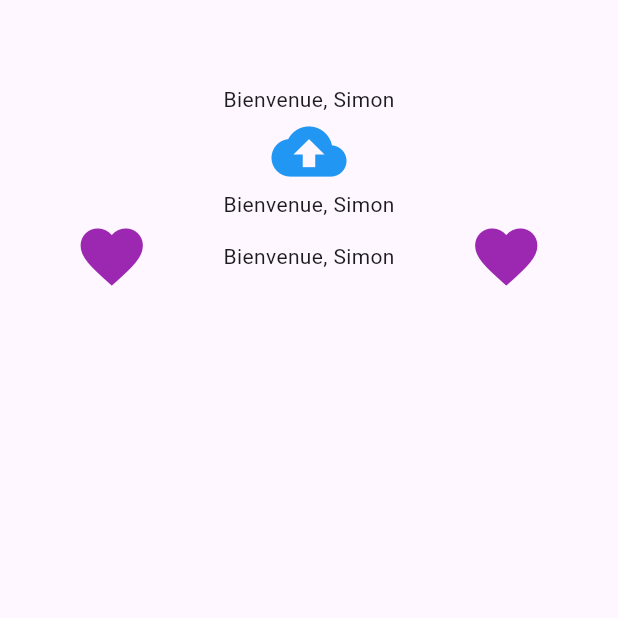
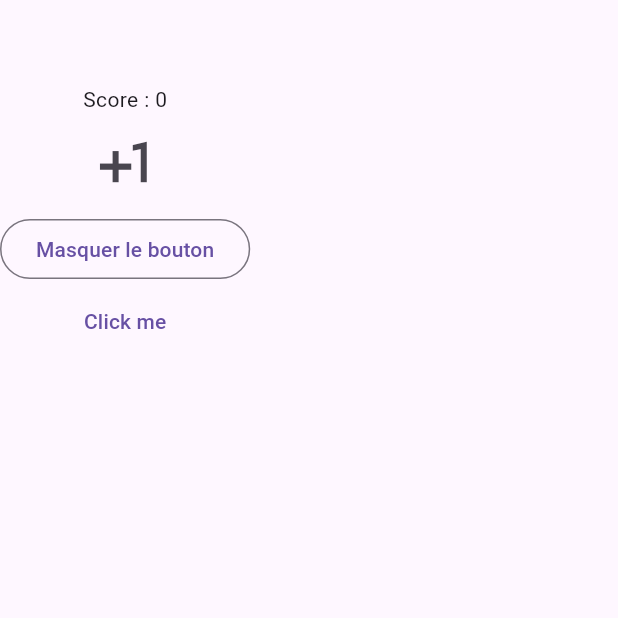
Before and after one commit to OmeletteDeicide/flutter_training_1, a Flutter app: the screen it shows after launch, on a phone screen of 412 x 824 dp, the top half of it. Run offline on Flutter 3.47's test engine with Material 3 defaults, Android fonts, the light colour scheme and no system bars.

Commit message:
flutter upgrade coming

```diff
--- /dev/null
+++ b/lib/home.dart
@@ -0,0 +1,51 @@
+import 'package:flutter/material.dart';
+
+class Home extends StatefulWidget {
+  const Home({super.key});
+
+  @override
+  State<Home> createState() => _HomeState();
+}
+
+class _HomeState extends State<Home> {
+  var _score = 0;
+  var _displayTextButton = true;
+
+  _plusButtonClicked() {
+    setState(() {
+      _score++;
+    });
+  }
+
+  _toggleDisplayTextButton() {
+    setState(() {
+      _displayTextButton = !_displayTextButton;
+    });
+  }
+
+  @override
+  Widget build(BuildContext context) {
+    return  Scaffold(
+      appBar: AppBar(),
+      body: Column(
+        children: [
+          Text("Score : $_score"),
+          IconButton(
+            onPressed: _plusButtonClicked,
+            icon: const Icon(Icons.plus_one),
+            iconSize: 50.0,
+          ),
+          OutlinedButton(
+            onPressed: _toggleDisplayTextButton,
+            child: Text("${_displayTextButton ? "Masquer" : "Afficher"} le bouton"),
+          ),
+          if (_displayTextButton)
+            TextButton(
+              onPressed: _plusButtonClicked,
+              child: const Text("Click me"),
+            ),
+        ],
+      ),
+    );
+  }
+}
--- a/lib/main.dart
+++ b/lib/main.dart
@@ -1,4 +1,5 @@
 import 'package:flutter/material.dart';
+import 'package:flutter_cours_1/home.dart';
 
 void main() {
   runApp(const MainApp());
@@ -14,50 +15,50 @@ class MainApp extends StatelessWidget {
         primarySwatch: Colors.blue,
         visualDensity: VisualDensity.adaptivePlatformDensity,
       ),
-      home: Accueil('Simon'),
+      home: Home(),
     );
   }
 }
 
 
-class Accueil extends StatelessWidget {
-  final String _title;
-  Accueil(this._title);
-  @override
-  Widget build(BuildContext context) {
-    return Scaffold(
-      appBar:  AppBar(),
-      body: Column(
-        children: [
-          Text('Bienvenue, $_title'),
-          const Icon(
-            Icons.backup,
-            color: Colors.blue,
-            size: 50.0,
-            semanticLabel: "Upload to cloud", // Pemet de donner une description à l'icone pour les personnes malvoyantes
-          ),
-          Text('Bienvenue, $_title'),
-          Row(
-            mainAxisAlignment: MainAxisAlignment.spaceEvenly,
-            children: [
-              const Icon(
-                Icons.favorite,
-                color: Colors.purple,
-                size: 50.0,
-                semanticLabel: "Heart icon",
-              ),
-              Text('Bienvenue, $_title'),
-              const Icon(
-                Icons.favorite,
-                color: Colors.purple,
-                size: 50.0,
-                semanticLabel: "Heart icon",
-              )
-            ],
-          )
-        ],
-      ),
-    );
-  }
+// class Accueil extends StatelessWidget {
+//   final String _title;
+//   Accueil(this._title);
+//   @override
+//   Widget build(BuildContext context) {
+//     return Scaffold(
+//       appBar:  AppBar(),
+//       body: Column(
+//         children: [
+//           Text('Bienvenue, $_title'),
+//           const Icon(
+//             Icons.backup,
+//             color: Colors.blue,
+//             size: 50.0,
+//             semanticLabel: "Upload to cloud", // Pemet de donner une description à l'icone pour les personnes malvoyantes
+//           ),
+//           Text('Bienvenue, $_title'),
+//           Row(
+//             mainAxisAlignment: MainAxisAlignment.spaceEvenly,
+//             children: [
+//               const Icon(
+//                 Icons.favorite,
+//                 color: Colors.purple,
+//                 size: 50.0,
+//                 semanticLabel: "Heart icon",
+//               ),
+//               Text('Bienvenue, $_title'),
+//               const Icon(
+//                 Icons.favorite,
+//                 color: Colors.purple,
+//                 size: 50.0,
+//                 semanticLabel: "Heart icon",
+//               )
+//             ],
+//           )
+//         ],
+//       ),
+//     );
+//   }
 
-}
+// }
```
Also changed, not shown: pubspec.lock, 125 other files.
